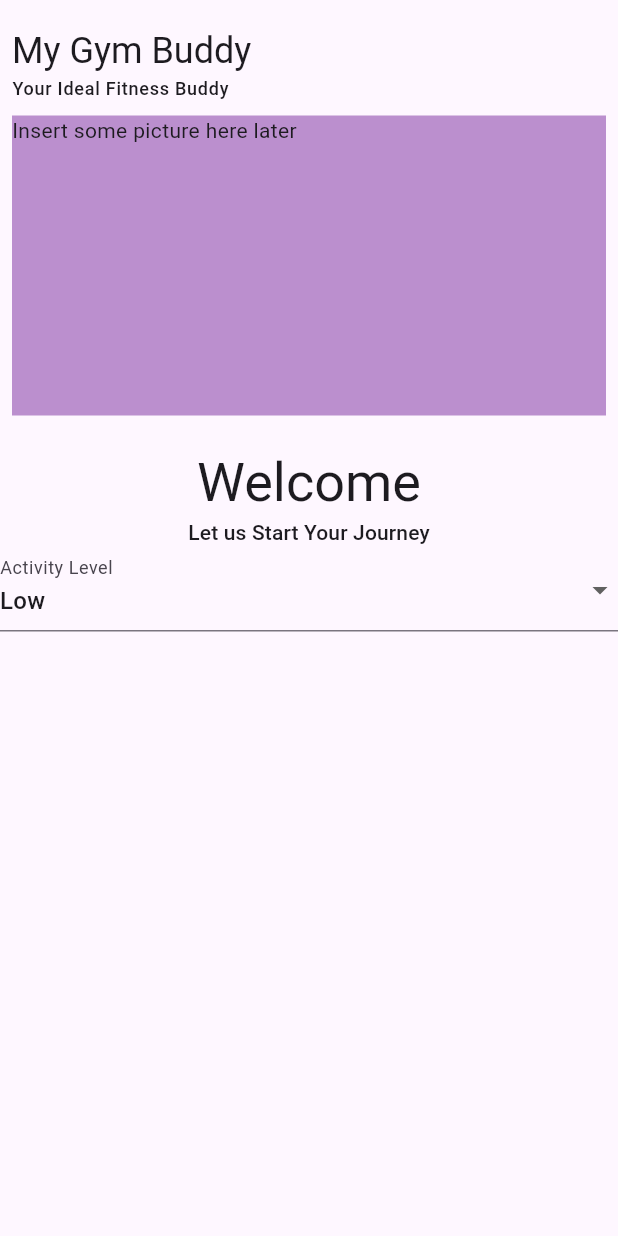
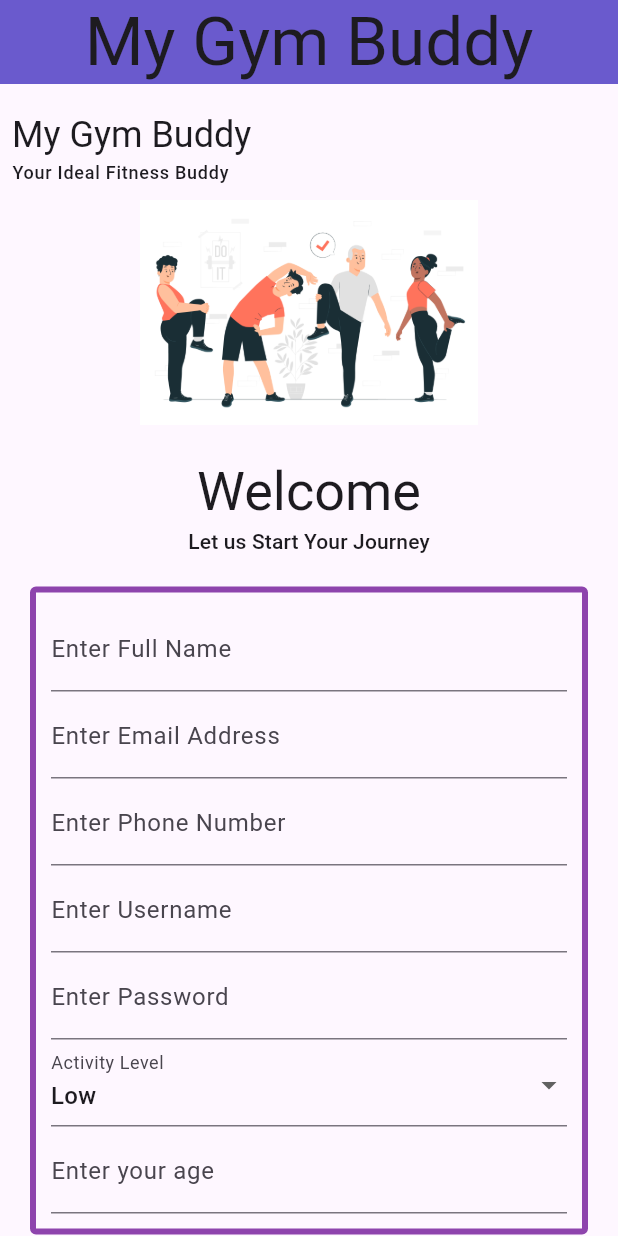
Before and after one commit to AbhishhekBhj/Backend_Project, a Flutter app: the screen it shows after launch, on a phone screen of 412 x 824 dp. Run offline on Flutter 3.47's test engine with Material 2 defaults, Android fonts, the light colour scheme and no system bars; our stand-ins replace bloc, flutter_bloc.

Commit message:
some screens made

```diff
--- /dev/null
+++ b/lib/features/login/bloc/login_bloc.dart
@@ -0,0 +1,13 @@
+import 'package:bloc/bloc.dart';
+import 'package:meta/meta.dart';
+
+part 'login_event.dart';
+part 'login_state.dart';
+
+class LoginBloc extends Bloc<LoginEvent, LoginState> {
+  LoginBloc() : super(LoginInitial()) {
+    on<LoginEvent>((event, emit) {
+      // TODO: implement event handler
+    });
+  }
+}
--- /dev/null
+++ b/lib/features/login/bloc/login_event.dart
@@ -0,0 +1,4 @@
+part of 'login_bloc.dart';
+
+@immutable
+sealed class LoginEvent {}
--- /dev/null
+++ b/lib/features/login/bloc/login_state.dart
@@ -0,0 +1,6 @@
+part of 'login_bloc.dart';
+
+@immutable
+sealed class LoginState {}
+
+final class LoginInitial extends LoginState {}
--- /dev/null
+++ b/lib/features/login/ui/login_widget.dart
@@ -0,0 +1,15 @@
+import 'package:flutter/material.dart';
+
+class LoginWidget extends StatefulWidget {
+  const LoginWidget({super.key});
+
+  @override
+  State<LoginWidget> createState() => _LoginWidgetState();
+}
+
+class _LoginWidgetState extends State<LoginWidget> {
+  @override
+  Widget build(BuildContext context) {
+    return Container();
+  }
+}
--- a/lib/features/signup/ui/signup_widget.dart
+++ b/lib/features/signup/ui/signup_widget.dart
@@ -1,6 +1,9 @@
 import 'package:flutter/material.dart';
 import 'package:flutter_bloc/flutter_bloc.dart';
 import 'package:mygymbuddy/colours/colours.dart';
+import 'package:mygymbuddy/data/models/signup_model.dart';
+import 'package:mygymbuddy/features/login/ui/login.dart';
+import 'package:mygymbuddy/features/login/ui/login_widget.dart';
 import 'package:mygymbuddy/features/signup/bloc/signup_bloc.dart';
 import 'package:mygymbuddy/features/signup/ui/textfield_widget.dart';
 import 'package:mygymbuddy/texts/texts.dart';
@@ -18,20 +21,19 @@ class SignupForm extends StatelessWidget {
   @override
   Widget build(BuildContext context) {
     final textTheme = Theme.of(context).textTheme;
-    return BlocProvider<SignupBloc>(
-      create: (context) => SignupBloc(),
-      child: BlocBuilder<SignupBloc, SignupState>(
-        builder: (context, state) {
+    final double screenWidth = MediaQuery.of(context).size.width;
+    final double screenHeight = MediaQuery.of(context).size.height;
+
     // Build your signup form UI components based on the state
     // You can access the BLoC's state and use it to update the UI
     return Scaffold(
-            // appBar: AppBar(
-            //     title: Text(
-            //       appName,
-            //       style: textTheme.displayMedium,
-            //     ),
-            //     centerTitle: true,
-            //     backgroundColor: MyColors.accentPurple),
+      appBar: AppBar(
+          title: Text(
+            appName,
+            style: textTheme.displayMedium,
+          ),
+          centerTitle: true,
+          backgroundColor: MyColors.accentPurple),
       body: ListView(
         children: [
           SizedBox(
@@ -47,8 +49,7 @@ class SignupForm extends StatelessWidget {
                     appName,
                     style: textTheme.headlineSmall,
                   ),
-                        SizedBox(
-                            height: 1), // Add some spacing between the texts
+                  SizedBox(height: 1), // Add some spacing between the texts
                   Text(
                     idealBuddy,
                     style: textTheme.labelMedium,
@@ -56,11 +57,10 @@ class SignupForm extends StatelessWidget {
                   SizedBox(
                     height: 10,
                   ),
-                        Container(
-                          color: MyColors.lightPurple,
-                          height: 200.0,
+                  Image(
+                    image: AssetImage(stretchingImage),
+                    height: 150,
                     width: double.infinity,
-                          child: Text("Insert some picture here later"),
                   )
                 ],
               ),
@@ -85,18 +85,66 @@ class SignupForm extends StatelessWidget {
               )
             ],
           )),
-                UserModelFormFields(
+          Container(
+            padding: EdgeInsets.all(20.0),
+            child: UserModelFormFields(
                 fullNameController: fullNameController,
+                fullNameLabel: fullNameLabel,
+                fullNameHintText: fullNameHintText,
                 emailController: emailController,
+                emailLabel: emailAddressLabel,
+                emailHintText: emailAddressHintText,
                 phoneNumberController: phoneNumberController,
+                phoneNumberLabel: phoneNumberLabel,
+                phoneNumberHintText: phoneNumberHintText,
                 usernameController: usernameController,
+                usernameLabel: usernameLabel,
+                usernameHintText: usernameHintText,
                 passwordController: passwordController,
+                passwordLabel: passwordLabel,
+                passwordHintText: passwordHintText,
                 selectedActivityLevel: selectedActivityLevel,
-                    ageController: ageController)
-              ],
+                ageController: ageController,
+                ageLabel: ageLabel,
+                ageHintText: ageHintText),
           ),
+          ElevatedButton(
+            onPressed: () {},
+            style: ElevatedButton.styleFrom(
+              backgroundColor: MyColors.darkPurple,
+              side: BorderSide(width: 3, color: Colors.brown),
+              elevation: 3,
+              shape: RoundedRectangleBorder(
+                borderRadius: BorderRadius.circular(30),
+              ),
+              padding: EdgeInsets.all(20),
+            ),
+            child: Text(
+              signup,
+              style: TextStyle(
+                  color: Colors.white,
+                  fontSize: 15,
+                  fontWeight: FontWeight.bold),
+            ),
+          ),
+          SizedBox(
+            height: 10,
+          ),
+          Padding(
+            padding: EdgeInsets.only(left: screenWidth * 0.25),
+            child: GestureDetector(
+              child: Text(alreadyHaveAccount),
+              onTap: () {
+                Navigator.push(
+                  context,
+                  MaterialPageRoute(
+                      builder: (context) =>
+                          LoginWidget()), // Navigate to the Login page
                 );
               },
+            ),
+          )
+        ],
       ),
     );
   }
--- a/lib/features/signup/ui/textfield_widget.dart
+++ b/lib/features/signup/ui/textfield_widget.dart
@@ -1,4 +1,5 @@
 import 'package:flutter/material.dart';
+import 'package:mygymbuddy/colours/colours.dart';
 
 class UserModelFormFields extends StatelessWidget {
   final TextEditingController fullNameController;
@@ -9,6 +10,20 @@ class UserModelFormFields extends StatelessWidget {
   final String selectedActivityLevel; // Store the selected activity level
   final TextEditingController ageController;
 
+  final String fullNameLabel;
+  final String emailLabel;
+  final String phoneNumberLabel;
+  final String usernameLabel;
+  final String passwordLabel;
+  final String ageLabel;
+
+  final String fullNameHintText;
+  final String emailHintText;
+  final String phoneNumberHintText;
+  final String usernameHintText;
+  final String passwordHintText;
+  final String ageHintText;
+
   UserModelFormFields({
     required this.fullNameController,
     required this.emailController,
@@ -17,6 +32,18 @@ class UserModelFormFields extends StatelessWidget {
     required this.passwordController,
     required this.selectedActivityLevel,
     required this.ageController,
+    required this.fullNameLabel,
+    required this.emailLabel,
+    required this.phoneNumberLabel,
+    required this.usernameLabel,
+    required this.passwordLabel,
+    required this.ageLabel,
+    required this.fullNameHintText,
+    required this.emailHintText,
+    required this.phoneNumberHintText,
+    required this.usernameHintText,
+    required this.passwordHintText,
+    required this.ageHintText,
   });
 
   // Define the available activity levels
@@ -28,9 +55,44 @@ class UserModelFormFields extends StatelessWidget {
 
   @override
   Widget build(BuildContext context) {
-    return Column(
+    return Container(
+      decoration: BoxDecoration(
+          border: Border.all(color: MyColors.darkPurple, width: 4.0),
+          borderRadius: BorderRadius.circular(4.0)),
+      padding: EdgeInsets.all(10.0),
+      child: Column(
         children: [
-        // ... other fields ...
+          TextFormField(
+            controller: fullNameController,
+            decoration: InputDecoration(
+                labelText: fullNameLabel, hintText: fullNameHintText),
+          ),
+          SizedBox(height: 2.0),
+          TextFormField(
+            controller: emailController,
+            decoration:
+                InputDecoration(labelText: emailLabel, hintText: emailHintText),
+          ),
+          SizedBox(height: 2.0),
+          TextFormField(
+            controller: phoneNumberController,
+            decoration: InputDecoration(
+                labelText: phoneNumberLabel, hintText: phoneNumberHintText),
+          ),
+          SizedBox(height: 2.0),
+          TextFormField(
+            controller: usernameController,
+            decoration: InputDecoration(
+                labelText: usernameLabel, hintText: usernameHintText),
+          ),
+          SizedBox(height: 2.0),
+          TextFormField(
+            controller: passwordController,
+            obscureText: true,
+            decoration: InputDecoration(
+                labelText: passwordLabel, hintText: passwordHintText),
+          ),
+          SizedBox(height: 2.0),
           DropdownButtonFormField<String>(
             value: selectedActivityLevel,
             onChanged: (newValue) {
@@ -46,8 +108,15 @@ class UserModelFormFields extends StatelessWidget {
               labelText: 'Activity Level',
             ),
           ),
-
+          SizedBox(height: 2.0),
+          TextFormField(
+            controller: ageController,
+            keyboardType: TextInputType.number,
+            decoration:
+                InputDecoration(labelText: ageLabel, hintText: ageHintText),
+          ),
         ],
+      ),
     );
   }
 }
--- a/lib/texts/texts.dart
+++ b/lib/texts/texts.dart
@@ -6,6 +6,23 @@ const loginHereText = "Login Here";
 const login = "Login";
 const signupHere = "SignUp Here";
 const signup = "Signup";
+const alreadyHaveAccount = "Already have an account? Click Here";
 
 const idealBuddy = "Your Ideal Fitness Buddy";
 const welcome = 'Let us Start Your Journey';
+
+const fullNameHintText = " Full Name";
+const emailAddressHintText = " Email Address";
+const phoneNumberHintText = " Phone Number";
+const usernameHintText = " Username";
+const passwordHintText = " Password";
+const ageHintText = " your age";
+
+const fullNameLabel = "Enter Full Name";
+const emailAddressLabel = "Enter Email Address";
+const phoneNumberLabel = "Enter Phone Number";
+const usernameLabel = "Enter Username";
+const passwordLabel = "Enter Password";
+const ageLabel = "Enter your age";
+
+const stretchingImage = 'assets/img/stretching.jpg';
--- a/pubspec.yaml
+++ b/pubspec.yaml
@@ -62,8 +62,8 @@ flutter:
   uses-material-design: true
 
   # To add assets to your application, add an assets section, like this:
-  # assets:
-  #   - images/a_dot_burr.jpeg
+  assets:
+    - assets/img/
   #   - images/a_dot_ham.jpeg
 
   # An image asset can refer to one or more resolution-specific "variants", see
```
Also changed, not shown: assets/img/stretching.jpg (added). Lines whose indentation alone changed are shown as unchanged.
